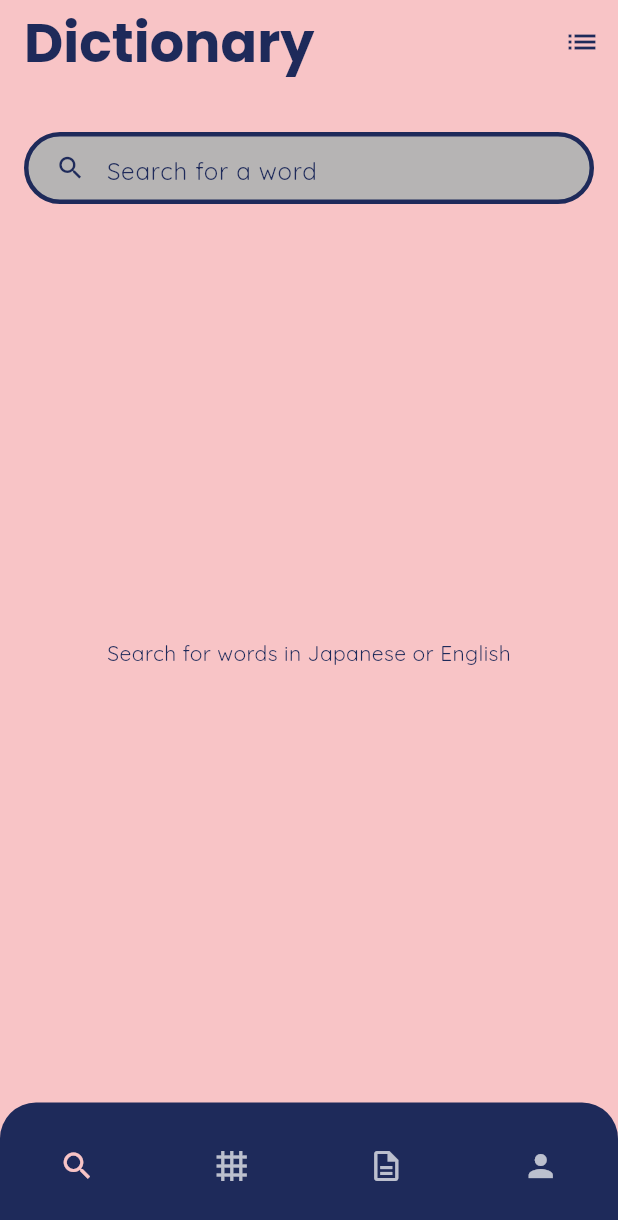
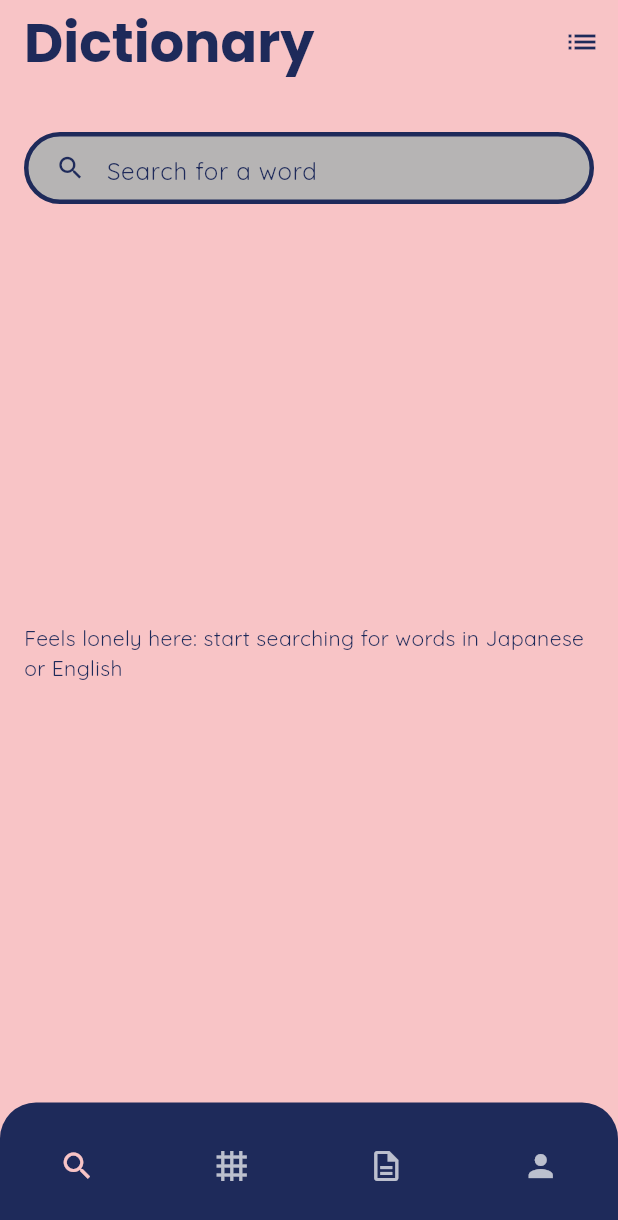
Before and after one commit to HelyeFab/kanji_sensei_new, a Flutter app: the screen it shows once a user with an empty profile is signed in, on a phone screen of 412 x 824 dp. Shown: the top 1220 px of the screen. Run offline on Flutter 3.47's test engine with Material 3 defaults, Android fonts, the phone set to English and light mode, and no system bars; our stand-ins replace bloc, cloud_firestore, dartz, dio, equatable, firebase_auth and 8 more; accounts and stored records are empty.

```diff
--- a/lib/presentation/screens/dictionary_screen.dart
+++ b/lib/presentation/screens/dictionary_screen.dart
@@ -74,7 +74,8 @@ class _DictionaryScreenState extends State<DictionaryScreen> {
                   builder: (context, state) {
                     if (state is DictionarySearchInitial) {
                       return const Center(
-                        child: Text('Search for words in Japanese or English'),
+                        child: Text('Feels lonely here: start searching for words in Japanese or English'),
+
                       );
                     } else if (state is DictionarySearchLoading) {
                       return const Center(
```
Also changed, not shown: 1 other file.
